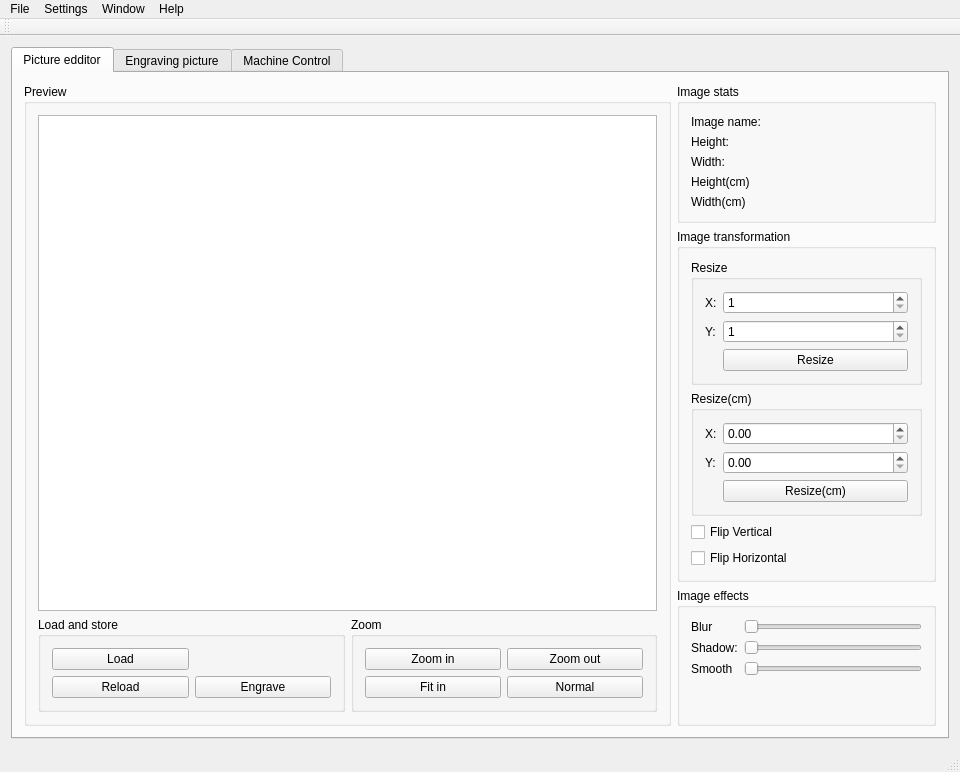
This is mainwindow/mainwindow.ui in CommName/Cengrave as Qt 5 draws it before an edit. The edited form follows.
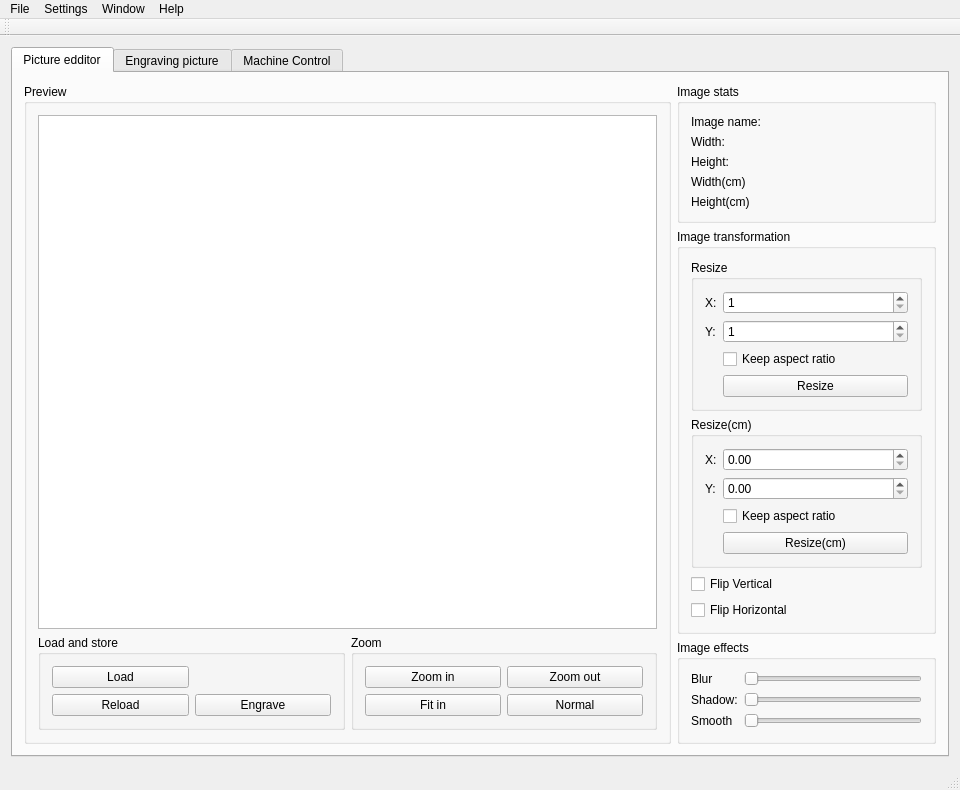
This is the edited form.

Commit message: Kepp aspect ratio added

Diff of the .ui file:
```diff
--- a/mainwindow/mainwindow.ui
+++ b/mainwindow/mainwindow.ui
@@ -122,27 +122,34 @@
              <string>Image stats</string>
             </property>
             <layout class="QGridLayout" name="gridLayout_7">
-             <item row="4" column="0">
-              <widget class="QLabel" name="labelWidthCM">
-               <property name="text">
-                <string>Width(cm)</string>
-               </property>
-              </widget>
-             </item>
              <item row="2" column="0">
-              <widget class="QLabel" name="labelWidth">
+              <widget class="QLabel" name="labelHeight">
                <property name="text">
-                <string>Width:</string>
+                <string>Height:</string>
                </property>
               </widget>
              </item>
-             <item row="3" column="0">
+             <item row="0" column="1">
+              <widget class="QLabel" name="label_ImageName">
+               <property name="text">
+                <string/>
+               </property>
+              </widget>
+             </item>
+             <item row="4" column="0">
               <widget class="QLabel" name="labelHeightCM">
                <property name="text">
                 <string>Height(cm)</string>
                </property>
               </widget>
              </item>
+             <item row="2" column="1">
+              <widget class="QLabel" name="label_Height">
+               <property name="text">
+                <string/>
+               </property>
+              </widget>
+             </item>
              <item row="0" column="0">
               <widget class="QLabel" name="labelImageName">
                <property name="text">
@@ -150,42 +157,35 @@
                </property>
               </widget>
              </item>
+             <item row="4" column="1">
+              <widget class="QLabel" name="label_HeightCM">
+               <property name="text">
+                <string/>
+               </property>
+              </widget>
+             </item>
              <item row="1" column="1">
-              <widget class="QLabel" name="label_Height">
-               <property name="text">
-                <string/>
-               </property>
-              </widget>
-             </item>
-             <item row="1" column="0">
-              <widget class="QLabel" name="labelHeight">
-               <property name="text">
-                <string>Height:</string>
-               </property>
-              </widget>
-             </item>
-             <item row="2" column="1">
               <widget class="QLabel" name="label_Width">
                <property name="text">
                 <string/>
                </property>
               </widget>
              </item>
-             <item row="0" column="1">
-              <widget class="QLabel" name="label_ImageName">
+             <item row="1" column="0">
+              <widget class="QLabel" name="labelWidth">
                <property name="text">
-                <string/>
+                <string>Width:</string>
+               </property>
+              </widget>
+             </item>
+             <item row="3" column="0">
+              <widget class="QLabel" name="labelWidthCM">
+               <property name="text">
+                <string>Width(cm)</string>
                </property>
               </widget>
              </item>
              <item row="3" column="1">
-              <widget class="QLabel" name="label_HeightCM">
-               <property name="text">
-                <string/>
-               </property>
-              </widget>
-             </item>
-             <item row="4" column="1">
               <widget class="QLabel" name="label_WidthCM">
                <property name="text">
                 <string/>
@@ -241,13 +241,20 @@
                   </property>
                  </widget>
                 </item>
-                <item row="2" column="1">
+                <item row="3" column="1">
                  <widget class="QPushButton" name="button_resize_mode0">
                   <property name="text">
                    <string>Resize</string>
                   </property>
                  </widget>
                 </item>
+                <item row="2" column="1">
+                 <widget class="QCheckBox" name="checkBox_keep_aspect_ratio">
+                  <property name="text">
+                   <string>Keep aspect ratio</string>
+                  </property>
+                 </widget>
+                </item>
                </layout>
               </widget>
              </item>
@@ -277,13 +284,20 @@
                 <item row="1" column="1">
                  <widget class="QDoubleSpinBox" name="doubleSpinBox_6"/>
                 </item>
-                <item row="2" column="1">
+                <item row="3" column="1">
                  <widget class="QPushButton" name="pushButton">
                   <property name="text">
                    <string>Resize(cm)</string>
                   </property>
                  </widget>
                 </item>
+                <item row="2" column="1">
+                 <widget class="QCheckBox" name="checkBox">
+                  <property name="text">
+                   <string>Keep aspect ratio</string>
+                  </property>
+                 </widget>
+                </item>
                </layout>
               </widget>
              </item>
```
The commit also changes 2 other files.
